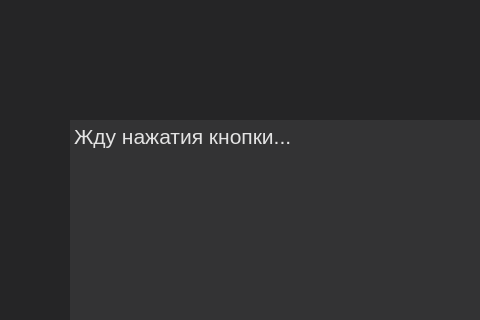
Qt form test_wind.ui (dacsson/Slicer) before a commit; both pictures show x 0 to 480 and y 0 to 320 of the 780 by 630 pixel window.
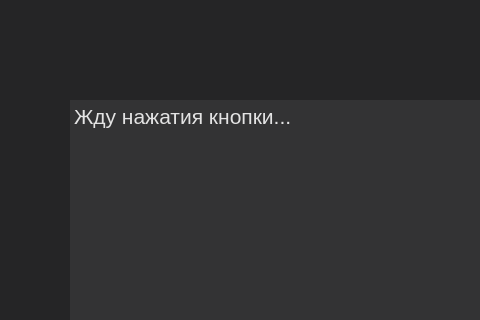
The same form after that commit. Icons and pictures are not drawn.

What changed in the file:
```diff
--- a/test_wind.ui
+++ b/test_wind.ui
@@ -285,9 +285,9 @@
    <property name="geometry">
     <rect>
      <x>70</x>
-     <y>120</y>
+     <y>100</y>
      <width>651</width>
-     <height>431</height>
+     <height>451</height>
     </rect>
    </property>
    <property name="palette">
```
